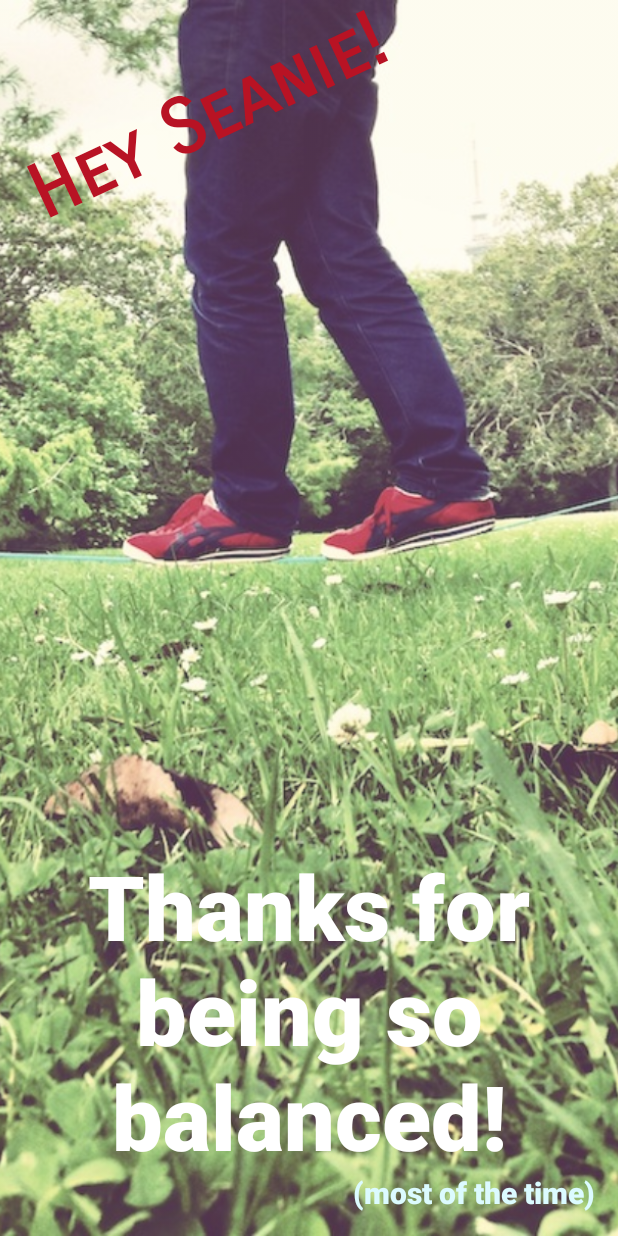
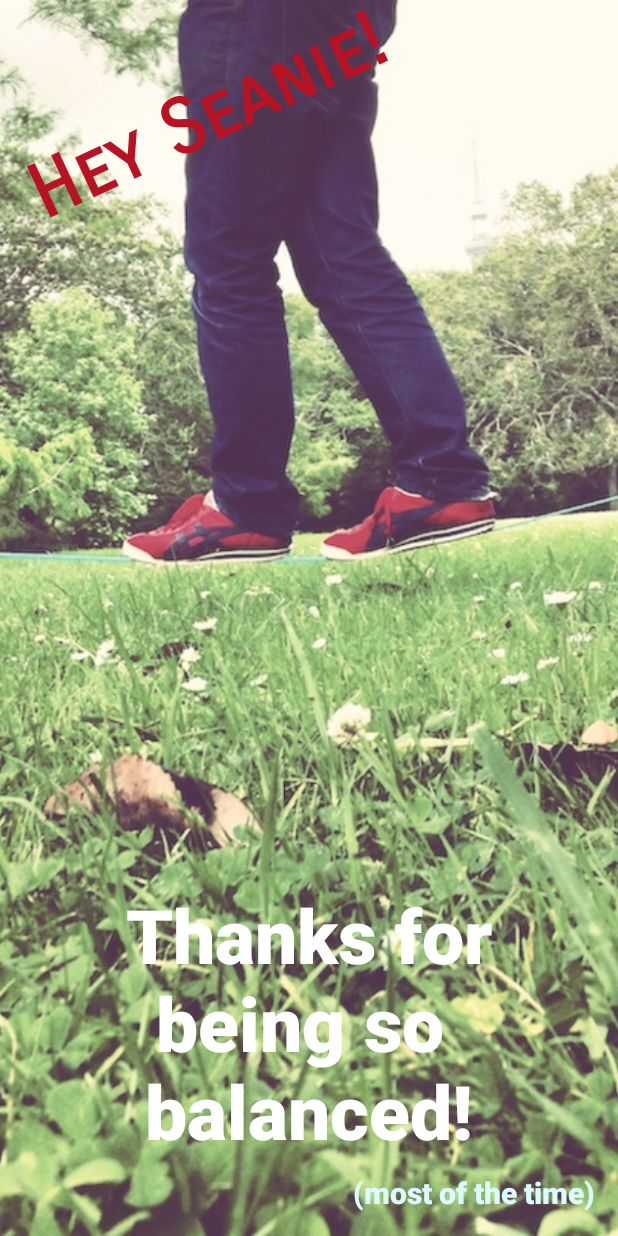
Before and after one commit to essian/learning-android, an Android app: the screen it shows after launch (MainActivity), on a phone screen of 412 x 824 dp. Run offline under Robolectric (Android 15) with nearby library versions, the phone set to English and light mode, and no system bars.

Commit message:
adds scrollable layout for small screens, add dimens

```diff
--- a/ThankYouCard/app/src/main/AndroidManifest.xml
+++ b/ThankYouCard/app/src/main/AndroidManifest.xml
@@ -17,4 +17,8 @@
         </activity>
     </application>
 
+    <supports-screens android:resizeable="true"
+
+    android:requiresSmallestWidthDp="320"
+    />
 </manifest>
--- /dev/null
+++ b/ThankYouCard/app/src/main/res/layout-sw360dp/activity_main.xml
@@ -0,0 +1,56 @@
+<?xml version="1.0" encoding="utf-8"?>
+
+
+<RelativeLayout xmlns:android="http://schemas.android.com/apk/res/android"
+    xmlns:tools="http://schemas.android.com/tools"
+    android:id="@+id/activity_main"
+    android:layout_width="match_parent"
+    android:layout_height="match_parent"
+
+    tools:context="com.example.essian.thankyoucard.MainActivity">
+
+
+    <ImageView
+        android:layout_width="match_parent"
+        android:layout_height="match_parent"
+        android:alpha="0.8"
+        android:contentDescription="Balancing on a slackline"
+        android:scaleType="centerCrop"
+        android:src="@drawable/slackline" />
+
+    <TextView
+        android:layout_width="wrap_content"
+        android:layout_height="wrap_content"
+        android:fontFamily="sans-serif-smallcaps"
+        android:paddingTop="@dimen/medium_padding"
+        android:rotation="-25"
+        android:text="@string/greet"
+        android:textColor="@color/colorAccent"
+        android:textSize="@dimen/accent_font"
+        android:textStyle="bold" />
+
+    <TextView
+        android:layout_width="wrap_content"
+        android:layout_height="wrap_content"
+        android:layout_alignParentBottom="true"
+        android:layout_centerHorizontal="true"
+        android:fontFamily="sans-serif-black"
+        android:padding="@dimen/medium_padding"
+        android:text="@string/primary_message"
+        android:textAlignment="center"
+        android:textColor="@color/colorPrimary"
+        android:textSize="@dimen/body_font"
+        />
+
+    <TextView
+        android:layout_width="wrap_content"
+        android:layout_height="wrap_content"
+        android:layout_alignParentBottom="true"
+        android:layout_alignParentEnd="true"
+        android:fontFamily="sans-serif-black"
+        android:padding="@dimen/small_padding"
+        android:text="@string/secondary_message"
+        android:textColor="@color/colorSubText"
+        android:textSize="@dimen/small_font" />
+
+</RelativeLayout>
--- a/ThankYouCard/app/src/main/res/layout/activity_main.xml
+++ b/ThankYouCard/app/src/main/res/layout/activity_main.xml
@@ -1,9 +1,15 @@
 <?xml version="1.0" encoding="utf-8"?>
+<ScrollView xmlns:android="http://schemas.android.com/apk/res/android"
+    android:layout_width="match_parent"
+    android:layout_height="match_parent"
+    android:fillViewport="true">
+
+
         <RelativeLayout xmlns:android="http://schemas.android.com/apk/res/android"
             xmlns:tools="http://schemas.android.com/tools"
             android:id="@+id/activity_main"
             android:layout_width="match_parent"
-    android:layout_height="match_parent"
+            android:layout_height="wrap_content"
 
             tools:context="com.example.essian.thankyoucard.MainActivity">
 
@@ -14,17 +20,17 @@
                 android:alpha="0.8"
                 android:contentDescription="Balancing on a slackline"
                 android:scaleType="centerCrop"
-        android:src="@drawable/slackline"/>
+                android:src="@drawable/slackline" />
 
             <TextView
                 android:layout_width="wrap_content"
                 android:layout_height="wrap_content"
                 android:fontFamily="sans-serif-smallcaps"
-        android:paddingTop="50dp"
+                android:paddingTop="@dimen/medium_padding"
                 android:rotation="-25"
                 android:text="@string/greet"
                 android:textColor="@color/colorAccent"
-        android:textSize="50sp"
+                android:textSize="@dimen/accent_font"
                 android:textStyle="bold" />
 
             <TextView
@@ -33,11 +39,11 @@
                 android:layout_alignParentBottom="true"
                 android:layout_centerHorizontal="true"
                 android:fontFamily="sans-serif-black"
-        android:padding="40sp"
+                android:padding="50dp"
                 android:text="@string/primary_message"
                 android:textAlignment="center"
                 android:textColor="@color/colorPrimary"
-        android:textSize="60sp" />
+                android:textSize="@dimen/body_font" />
 
             <TextView
                 android:layout_width="wrap_content"
@@ -48,5 +54,7 @@
                 android:padding="15sp"
                 android:text="@string/secondary_message"
                 android:textColor="@color/colorSubText"
-        android:textSize="20sp" />
+                android:textSize="@dimen/small_font" />
+
         </RelativeLayout>
+</ScrollView>
--- a/ThankYouCard/app/src/main/res/values/dimens.xml
+++ b/ThankYouCard/app/src/main/res/values/dimens.xml
@@ -2,4 +2,9 @@
     <!-- Default screen margins, per the Android Design guidelines. -->
     <dimen name="activity_horizontal_margin">16dp</dimen>
     <dimen name="activity_vertical_margin">16dp</dimen>
+    <dimen name="small_font">20sp</dimen>
+    <dimen name="body_font">50sp</dimen>
+    <dimen name="accent_font">50sp</dimen>
+    <dimen name="medium_padding">50dp</dimen>
+    <dimen name="small_padding">15dp</dimen>
 </resources>
--- a/ThankYouCard/app/src/main/res/values/strings.xml
+++ b/ThankYouCard/app/src/main/res/values/strings.xml
@@ -1,6 +1,6 @@
 <resources>
     <string name="app_name">Thank You Seanie!</string>
     <string name="greet">Hey Seanie!</string>
-    <string name="primary_message">Thanks for being so balanced!</string>
+    <string name="primary_message">Thanks for being so \nbalanced!</string>
     <string name="secondary_message">(most of the time)</string>
 </resources>
--- /dev/null
+++ b/ThankYouCard/mylibrary/src/main/res/values/strings.xml
@@ -0,0 +1,3 @@
+<resources>
+    <string name="app_name">My Library</string>
+</resources>
```
Also changed, not shown: ThankYouCard/mylibrary/build.gradle (added, +31 -0 lines), ThankYouCard/mylibrary/src/main/AndroidManifest.xml (added, +9 -0 lines), 4 other files. Lines whose indentation alone changed are shown as unchanged.
